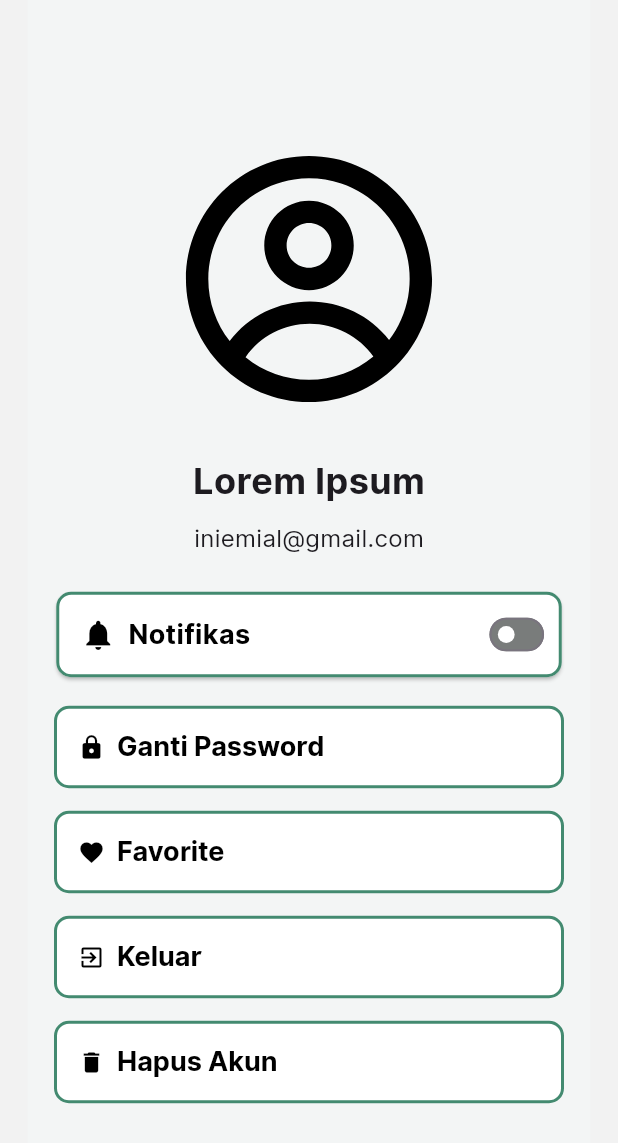
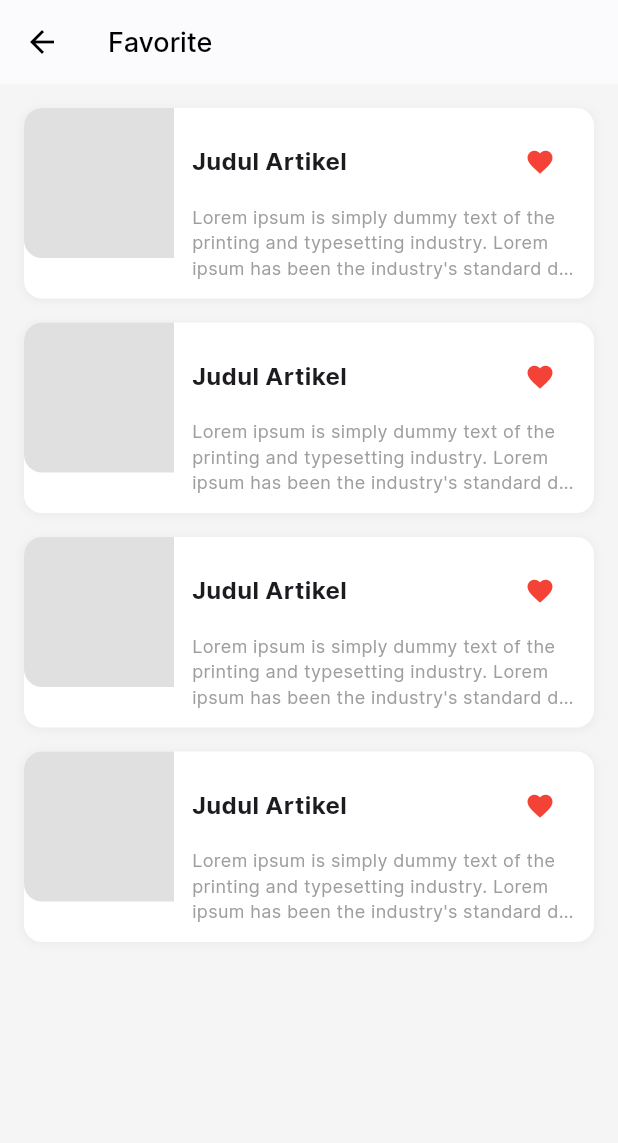
Before and after one commit to afikque23/Mental_Health_App, a Flutter app: the ProfilePage screen opened directly, after a tap on "Favorite", on a phone screen of 412 x 824 dp. Shown: the top 1143 px of the screen. Run offline on Flutter 3.47's test engine with Material 3 defaults, Android fonts, the phone set to English and light mode, and no system bars; our stand-ins replace flutter_bloc, flutter_svg, hydrated_bloc, introduction_screen, shared_preferences; accounts and stored records are empty; project files that could hold a hidden picture were left out.

Commit message:
alwy ndlogok

```diff
--- a/lib/core/configs/assets/app_images.dart
+++ b/lib/core/configs/assets/app_images.dart
@@ -12,4 +12,5 @@ class AppImages {
   static const String trackerimage = '${basePath}trackerimage.png';
   static const String plustracker = '${basePath}add.png';
   static const String imagetracker = '${basePath}imagetracker.png';
+  static const String editprofile = '${basePath}EditProfile.png';
 }
--- a/lib/main.dart
+++ b/lib/main.dart
@@ -1,11 +1,11 @@
 import 'package:flutter/services.dart';
 import 'package:mental_health_app/core/configs/theme/app_theme.dart';
-import 'package:mental_health_app/presentation/profile/pages/edit_profile_page.dart';
 import 'package:mental_health_app/presentation/splash/bloc/theme_cubit.dart';
 import 'package:flutter/material.dart';
 import 'package:flutter_bloc/flutter_bloc.dart';
 import 'package:hydrated_bloc/hydrated_bloc.dart';
 import 'package:flutter/foundation.dart';
+import 'package:mental_health_app/presentation/splash/pages/splash.dart';
 import 'package:path_provider/path_provider.dart';
 
 Future<void> main() async {
@@ -37,7 +37,7 @@ class MyApp extends StatelessWidget {
             darkTheme: AppTheme.darkTheme,
             themeMode: mode,
             debugShowCheckedModeBanner: false,
-            home: const EditProfile()),
+            home: const SplashPage()),
       ),
     );
   }
--- a/lib/presentation/profile/pages/edit_profile_page.dart
+++ b/lib/presentation/profile/pages/edit_profile_page.dart
@@ -1,7 +1,4 @@
 import 'package:flutter/material.dart';
-import 'package:mental_health_app/core/configs/theme/app_colors.dart';
-import 'package:mental_health_app/presentation/auth/pages/login_page.dart';
-import 'package:mental_health_app/presentation/auth/pages/register_next_page.dart';
 
 class EditProfile extends StatefulWidget {
   const EditProfile({super.key});
--- /dev/null
+++ b/lib/presentation/profile/pages/favorite.dart
@@ -0,0 +1,109 @@
+import 'package:flutter/material.dart';
+
+class FavoritePage extends StatelessWidget {
+  const FavoritePage({Key? key}) : super(key: key);
+
+  @override
+  Widget build(BuildContext context) {
+    return Scaffold(
+      backgroundColor: Colors.grey[100],
+      appBar: AppBar(
+        backgroundColor: Colors.white,
+        elevation: 0.5,
+        leading: IconButton(
+          icon: const Icon(Icons.arrow_back, color: Colors.black),
+          onPressed: () => Navigator.pop(context),
+        ),
+        title: const Text(
+          'Favorite',
+          style: TextStyle(
+            color: Colors.black,
+            fontSize: 18,
+            fontWeight: FontWeight.w500,
+          ),
+        ),
+      ),
+      body: ListView.builder(
+        padding: const EdgeInsets.all(16),
+        itemCount: 4, // Jumlah artikel
+        itemBuilder: (context, index) {
+          return Container(
+            margin: const EdgeInsets.only(bottom: 16),
+            decoration: BoxDecoration(
+              color: Colors.white,
+              borderRadius: BorderRadius.circular(12),
+              boxShadow: [
+                BoxShadow(
+                  color: Colors.grey.withOpacity(0.1),
+                  spreadRadius: 1,
+                  blurRadius: 4,
+                  offset: const Offset(0, 1),
+                ),
+              ],
+            ),
+            child: Row(
+              crossAxisAlignment: CrossAxisAlignment.start,
+              children: [
+                // Image placeholder
+                Container(
+                  width: 100,
+                  height: 100,
+                  decoration: BoxDecoration(
+                    color: Colors.grey[300],
+                    borderRadius: const BorderRadius.only(
+                      topLeft: Radius.circular(12),
+                      bottomLeft: Radius.circular(12),
+                    ),
+                  ),
+                ),
+                // Content
+                Expanded(
+                  child: Padding(
+                    padding: const EdgeInsets.all(12),
+                    child: Column(
+                      crossAxisAlignment: CrossAxisAlignment.start,
+                      children: [
+                        Row(
+                          mainAxisAlignment: MainAxisAlignment.spaceBetween,
+                          children: [
+                            const Text(
+                              'Judul Artikel',
+                              style: TextStyle(
+                                fontSize: 16,
+                                fontWeight: FontWeight.bold,
+                              ),
+                            ),
+                            IconButton(
+                              icon: const Icon(
+                                Icons.favorite,
+                                color: Colors.red,
+                                size: 20,
+                              ),
+                              onPressed: () {
+                                // Handle favorite toggle
+                              },
+                            ),
+                          ],
+                        ),
+                        const SizedBox(height: 4),
+                        const Text(
+                          'Lorem ipsum is simply dummy text of the printing and typesetting industry. Lorem ipsum has been the industry\'s standard dummy text ever since the 1500s.',
+                          style: TextStyle(
+                            fontSize: 12,
+                            color: Colors.grey,
+                          ),
+                          maxLines: 3,
+                          overflow: TextOverflow.ellipsis,
+                        ),
+                      ],
+                    ),
+                  ),
+                ),
+              ],
+            ),
+          );
+        },
+      ),
+    );
+  }
+}
--- a/lib/presentation/profile/pages/profile_page.dart
+++ b/lib/presentation/profile/pages/profile_page.dart
@@ -1,8 +1,11 @@
 import 'package:flutter/foundation.dart';
 import 'package:flutter/material.dart';
 import 'package:flutter_svg/flutter_svg.dart';
+import 'package:mental_health_app/core/configs/assets/app_images.dart';
 import 'package:mental_health_app/core/configs/assets/app_vectors.dart';
 import 'package:mental_health_app/core/configs/theme/app_colors.dart';
+import 'package:mental_health_app/presentation/profile/pages/edit_profile_page.dart';
+import 'package:mental_health_app/presentation/profile/pages/favorite.dart';
 
 class ProfilePage extends StatefulWidget {
   const ProfilePage({super.key});
@@ -63,7 +66,7 @@ class _ProfilePageState extends State<ProfilePage> {
                                 ),
                                 SizedBox(width: 8),
                                 Text(
-                                  "Notifikas",
+                                  "Notifikasi",
                                   style: TextStyle(
                                     color: Colors.black,
                                     fontSize: 18,
@@ -103,7 +106,12 @@ class _ProfilePageState extends State<ProfilePage> {
                 width: 340,
                 height: 55,
                 child: ElevatedButton(
-                  onPressed: () {},
+                  onPressed: () {
+                    Navigator.push(
+                      context,
+                      MaterialPageRoute(builder: (context) => const EditProfile()),
+                    );
+                  },
                   style: ElevatedButton.styleFrom(
                     foregroundColor: Colors.black,
                     backgroundColor: Colors.white,
@@ -112,16 +120,15 @@ class _ProfilePageState extends State<ProfilePage> {
                     side: const BorderSide(color: AppColors.lineColor, width: 2 ),
                     overlayColor: Colors.black
                   ),
-                  child: const Row(
+                  child: Row(
                     mainAxisAlignment: MainAxisAlignment.start,
                     children: [
-                      Icon(
-                        Icons.lock,
-                        color: Colors.black,
+                      Image.asset(
+                        AppImages.editprofile,
                       ),
-                      SizedBox(width: 8),
-                      Text(
-                        'Ganti Password',
+                      const SizedBox(width: 8),
+                      const Text(
+                        'Edit Profile',
                         style: TextStyle(
                           fontSize: 18,
                           fontFamily: "inter",
@@ -136,7 +143,14 @@ class _ProfilePageState extends State<ProfilePage> {
                 width: 340,
                 height: 55,
                 child: ElevatedButton(
-                  onPressed: () {},
+                  onPressed: () {
+                    Navigator.push(
+                      context,
+                      MaterialPageRoute(
+                        builder: (context) => const FavoritePage()
+                      )
+                    );
+                  },
                   style: ElevatedButton.styleFrom(
                     foregroundColor: Colors.black,
                     backgroundColor: Colors.white,
@@ -158,6 +172,7 @@ class _ProfilePageState extends State<ProfilePage> {
                         style: TextStyle(
                           fontSize: 18,
                           fontFamily: "inter",
+                          fontWeight: FontWeight.w400
                         ),
                       ),
                     ],
```
Also changed, not shown: lib/presentation/profile/pages/ganti_password.dart (added, +227 -0 lines), lib/presentation/profile/pages/hapus_akun.dart (added, +100 -0 lines), lib/presentation/profile/pages/keluar.dart (added, +110 -0 lines), assets/images/EditProfile.png (added).
